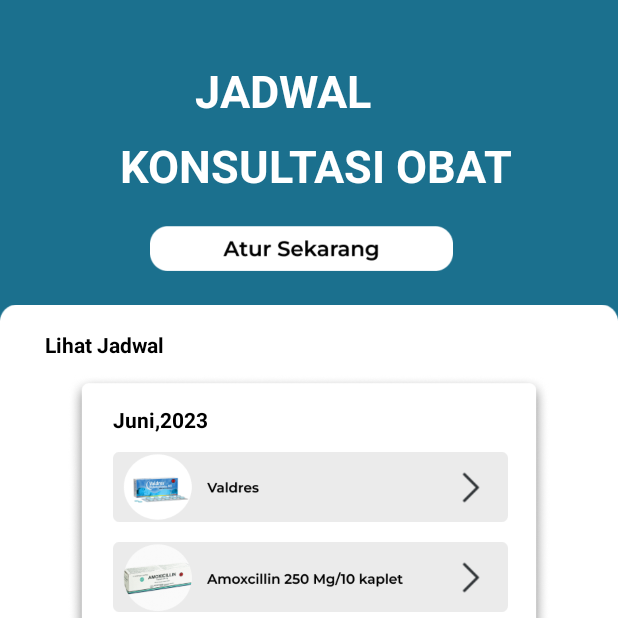
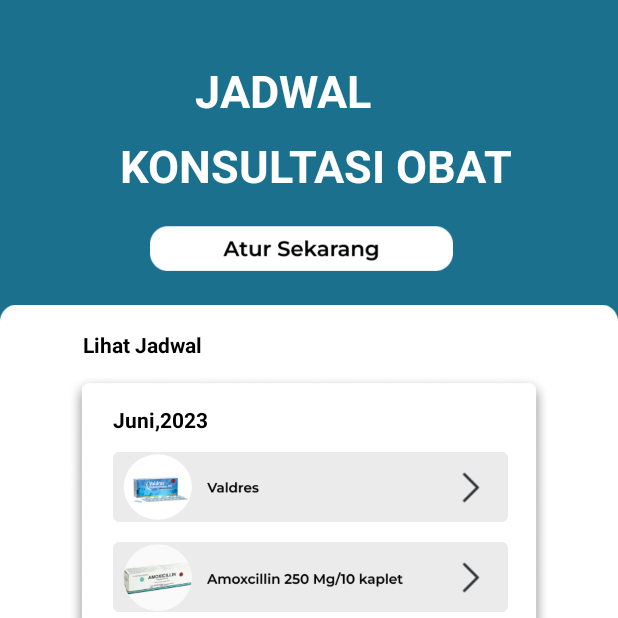
Before and after one commit to flanker0507/aplikasi-meddy, an Android app: the fragment JadwalFragment placed in its activity, on a phone screen of 412 x 824 dp, the top half of it. Run offline under Robolectric (Android 15) with nearby library versions, the phone set to English and light mode, and no system bars.

Commit message:
penggeseran layouting

```diff
--- a/app/src/main/res/layout/fragment_jadwal.xml
+++ b/app/src/main/res/layout/fragment_jadwal.xml
@@ -51,7 +51,7 @@
         android:layout_height="wrap_content"
         android:text="Lihat Jadwal"
         android:layout_marginTop="220dp"
-        android:layout_marginLeft="30dp"
+        android:layout_marginLeft="55dp"
         android:textStyle="bold"
         android:textSize="14sp"
         android:textColor="@color/black"/>
--- a/app/src/main/res/layout/fragment_riwayat.xml
+++ b/app/src/main/res/layout/fragment_riwayat.xml
@@ -96,7 +96,7 @@
         android:id="@+id/imageView96"
         android:layout_width="167dp"
         android:layout_height="36dp"
-        android:layout_marginLeft="130dp"
+        android:layout_marginLeft="125dp"
         android:layout_marginTop="400dp"
         android:src="@drawable/img_121" />
 </FrameLayout>
--- a/app/src/main/res/layout/fragment_riwayat_chat.xml
+++ b/app/src/main/res/layout/fragment_riwayat_chat.xml
@@ -19,7 +19,7 @@
         android:layout_width="wrap_content"
         android:layout_height="35dp"
         android:layout_marginTop="10dp"
-        android:layout_marginLeft="355dp"
+        android:layout_marginLeft="350dp"
         android:src="@drawable/img_135" />
 
     <ImageView
```
